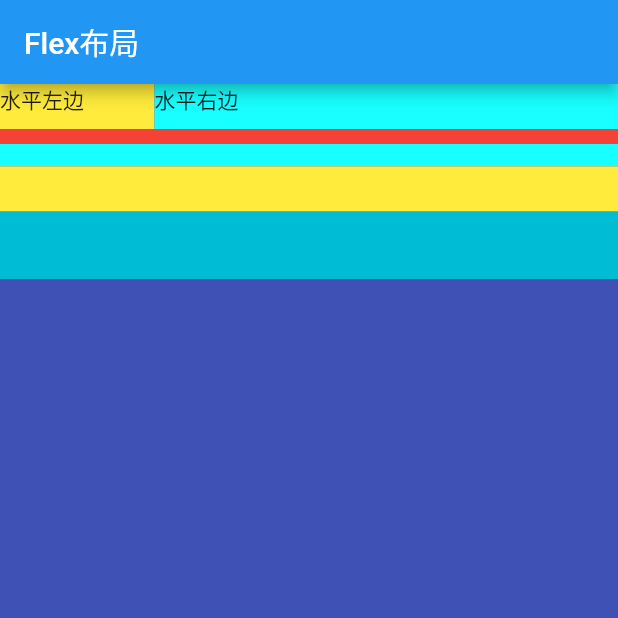
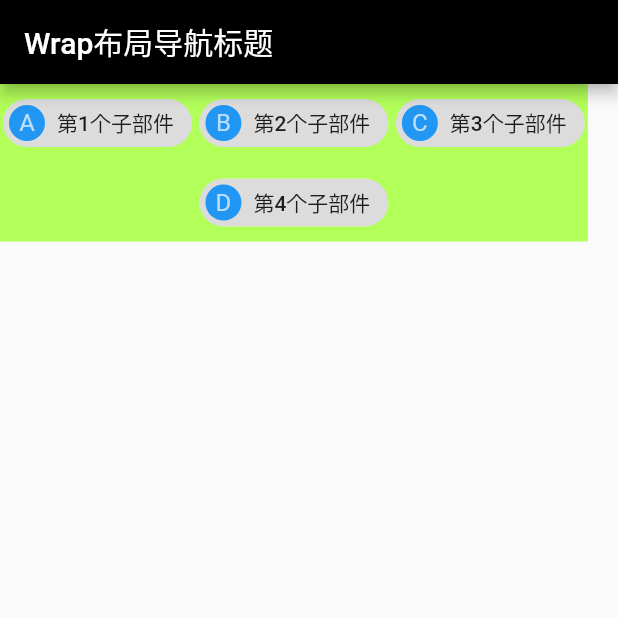
Before and after one commit to xy-Flutter/flutter-app-demo, a Flutter app: the screen it shows after launch, on a phone screen of 412 x 824 dp, the top half of it. Run offline on Flutter 3.47's test engine with Material 2 defaults, Android fonts, the phone set to English and light mode, and no system bars.

Commit message:
流式布局wrap demo

```diff
--- a/lib/main.dart
+++ b/lib/main.dart
@@ -1,73 +1,50 @@
 import 'package:flutter/material.dart';
 
-void main() => runApp(MyFlexApp());
+void main(List<String> args) => runApp(MyWrapApp());
 
-///弹性布局，很简单flex结合expanded
-class MyFlexApp extends StatelessWidget {
+///TODO  待研究，流式布局wrap问题：三个，右边有间隙
+class MyWrapApp extends StatelessWidget {
   @override
   Widget build(BuildContext context) {
     return MaterialApp(
       home: Scaffold(
         appBar: AppBar(
-          title: Text("Flex布局"),
+          title: Text("Wrap布局导航标题"),
+          backgroundColor: Colors.black,//导航栏的背景
         ),
         body: Container(
-          color: Colors.indigo,
-          child: Column(
+          padding: EdgeInsets.all(2.0),
+//          margin: EdgeInsets.all(0.0),
+          color: Colors.lightGreenAccent,
+          child: Wrap(
+            spacing: 5.0, //水平方向组件之间的间距
+            runSpacing: 5.0, //子组件垂直方向间距
+            alignment: WrapAlignment.center, //右边
             children: <Widget>[
-              Flex(
-                //水平方向的弹性布局
-                direction: Axis.horizontal,
-                children: <Widget>[
-                  Expanded(
-                      flex: 1,
-                      child: Container(
-                        height: 30,
-                        color: Colors.yellow,
-                        child: Text("水平左边"),
-                      )),
-                  Expanded(
-                    flex: 3,
-                    child: Container(
-                      height: 30,
-                      color: Colors.cyanAccent,
-                      child: Text("水平右边"),
-                    ),
-                  )
-                ],
-              )
-              //分隔符，试试垂直方向的弹性布局
-              ,
-              Container(
-                //分隔符
-                padding: EdgeInsets.only(top: 10.0),
-                color: Colors.red,
-                height: 100, //3个分
-                //垂直三个方向
-                child: Flex(
-                  direction: Axis.vertical,
-                  children: <Widget>[
-                    Expanded(
-                      flex: 1,
-                      child: Container(
-                        color: Colors.cyanAccent,
-                      ),
-                    ),
-                    Expanded(
-                      flex: 2,
-                      child: Container(
-                        color: Colors.yellow,
-                      ),
-                    ),
-                    Expanded(
-                      flex: 3,
-                      child: Container(
-                        color: Colors.cyan,
-                      ),
-                    ),
-                  ],
-                ),
-              )
+              Chip(
+                  avatar: CircleAvatar(
+                    backgroundColor: Colors.blue,
+                    child: Text("A"),
+                  ),
+                  label: Text("第1个子部件")),
+              Chip(
+                  avatar: CircleAvatar(
+                    backgroundColor: Colors.blue,
+                    child: Text("B"),
+                  ),
+                  label: Text("第2个子部件")),
+              Chip(
+                  avatar: CircleAvatar(
+                    backgroundColor: Colors.blue,
+                    child: Text("C"),
+                  ),
+                  label: Text("第3个子部件")),
+              Chip(
+                  avatar: CircleAvatar(
+                    backgroundColor: Colors.blue,
+                    child: Text("D"),
+                  ),
+                  label: Text("第4个子部件"))
             ],
           ),
         ),
```
Also changed, not shown: 1 other file.
